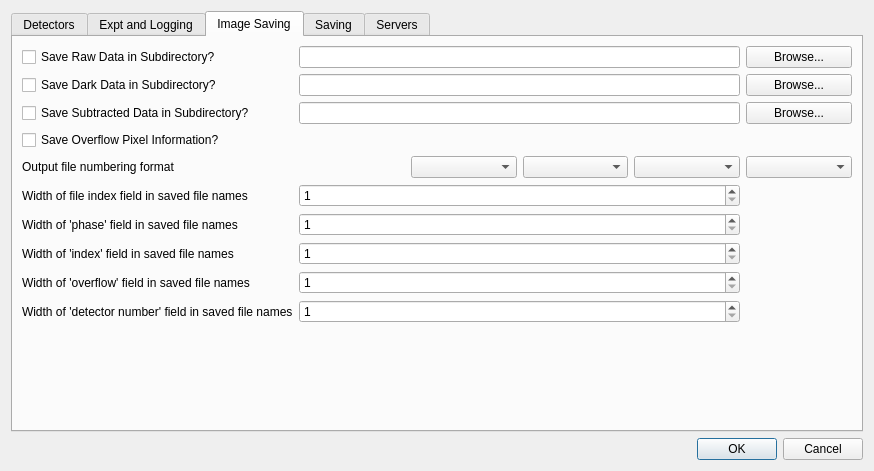
Before: the Qt Designer form libraries/qxrdlib/qxrdexperimentpreferencesdialog.ui in guyjennings/qxrd, drawn with Qt 5.
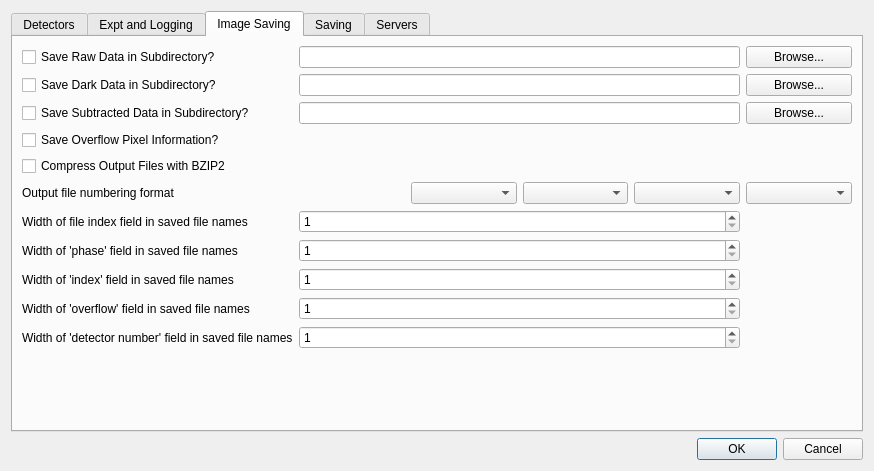
After: the same form once the commit is applied. Icons and pictures are not drawn.

Commit message: Added bz2 compression option for output files

What changed in the file:
```diff
--- a/libraries/qxrdlib/qxrdexperimentpreferencesdialog.ui
+++ b/libraries/qxrdlib/qxrdexperimentpreferencesdialog.ui
@@ -245,15 +245,42 @@
        <string>Image Saving</string>
       </attribute>
       <layout class="QGridLayout" name="gridLayout_7">
-       <item row="4" column="5">
-        <widget class="QPushButton" name="m_SaveDarkBrowse">
+       <item row="4" column="1" colspan="4">
+        <widget class="QLineEdit" name="m_SaveDarkSubdir"/>
+       </item>
+       <item row="2" column="1" colspan="4">
+        <widget class="QLineEdit" name="m_SaveRawSubdir"/>
+       </item>
+       <item row="17" column="0">
+        <widget class="QLabel" name="label_11">
          <property name="text">
-          <string>Browse...</string>
+          <string>Width of 'phase' field in saved file names</string>
          </property>
         </widget>
        </item>
-       <item row="14" column="5">
-        <widget class="QComboBox" name="m_FileNameFormat4"/>
+       <item row="16" column="0">
+        <widget class="QLabel" name="label_3">
+         <property name="text">
+          <string>Width of file index field in saved file names</string>
+         </property>
+        </widget>
+       </item>
+       <item row="15" column="1">
+        <widget class="QLabel" name="label">
+         <property name="text">
+          <string>&lt;name&gt;</string>
+         </property>
+        </widget>
+       </item>
+       <item row="16" column="1" colspan="4">
+        <widget class="QSpinBox" name="m_FileIndexWidth">
+         <property name="minimum">
+          <number>1</number>
+         </property>
+         <property name="maximum">
+          <number>20</number>
+         </property>
+        </widget>
        </item>
        <item row="7" column="5">
         <widget class="QPushButton" name="m_SaveSubtractedBrowse">
@@ -262,7 +289,17 @@
          </property>
         </widget>
        </item>
-       <item row="20" column="0" colspan="6">
+       <item row="19" column="1" colspan="4">
+        <widget class="QSpinBox" name="m_FileOverflowWidth">
+         <property name="minimum">
+          <number>1</number>
+         </property>
+         <property name="maximum">
+          <number>20</number>
+         </property>
+        </widget>
+       </item>
+       <item row="21" column="0" colspan="6">
         <spacer name="verticalSpacer_5">
          <property name="orientation">
           <enum>Qt::Vertical</enum>
@@ -275,10 +312,36 @@
          </property>
         </spacer>
        </item>
-       <item row="16" column="0">
-        <widget class="QLabel" name="label_11">
+       <item row="15" column="5">
+        <widget class="QComboBox" name="m_FileNameFormat4"/>
+       </item>
+       <item row="18" column="1" colspan="4">
+        <widget class="QSpinBox" name="m_FileNumberWidth">
+         <property name="minimum">
+          <number>1</number>
+         </property>
+         <property name="maximum">
+          <number>20</number>
+         </property>
+        </widget>
+       </item>
+       <item row="15" column="2">
+        <widget class="QComboBox" name="m_FileNameFormat1"/>
+       </item>
+       <item row="17" column="1" colspan="4">
+        <widget class="QSpinBox" name="m_FilePhaseWidth">
+         <property name="minimum">
+          <number>1</number>
+         </property>
+         <property name="maximum">
+          <number>20</number>
+         </property>
+        </widget>
+       </item>
+       <item row="4" column="5">
+        <widget class="QPushButton" name="m_SaveDarkBrowse">
          <property name="text">
-          <string>Width of 'phase' field in saved file names</string>
+          <string>Browse...</string>
          </property>
         </widget>
        </item>
@@ -289,13 +352,22 @@
          </property>
         </widget>
        </item>
-       <item row="15" column="0">
-        <widget class="QLabel" name="label_3">
-         <property name="text">
-          <string>Width of file index field in saved file names</string>
+       <item row="7" column="1" colspan="4">
+        <widget class="QLineEdit" name="m_SaveSubtractedSubdir"/>
+       </item>
+       <item row="20" column="1" colspan="4">
+        <widget class="QSpinBox" name="m_DetectorNumberWidth">
+         <property name="minimum">
+          <number>1</number>
+         </property>
+         <property name="maximum">
+          <number>20</number>
          </property>
         </widget>
        </item>
+       <item row="15" column="4">
+        <widget class="QComboBox" name="m_FileNameFormat3"/>
+       </item>
        <item row="2" column="0">
         <widget class="QCheckBox" name="m_SaveRawInSubdir">
          <property name="text">
@@ -303,20 +375,6 @@
          </property>
         </widget>
        </item>
-       <item row="4" column="0">
-        <widget class="QCheckBox" name="m_SaveDarkInSubdir">
-         <property name="text">
-          <string>Save Dark Data in Subdirectory?</string>
-         </property>
-        </widget>
-       </item>
-       <item row="18" column="0">
-        <widget class="QLabel" name="label_12">
-         <property name="text">
-          <string>Width of 'overflow' field in saved file names</string>
-         </property>
-        </widget>
-       </item>
        <item row="13" column="0">
         <widget class="QCheckBox" name="m_SaveOverflowFiles">
          <property name="enabled">
@@ -333,7 +391,7 @@
          </property>
         </widget>
        </item>
-       <item row="19" column="0">
+       <item row="20" column="0">
         <widget class="QLabel" name="label_13">
          <property name="text">
           <string>Width of 'detector number' field in saved file names</string>
@@ -347,95 +405,53 @@
          </property>
         </widget>
        </item>
-       <item row="14" column="3">
+       <item row="4" column="0">
+        <widget class="QCheckBox" name="m_SaveDarkInSubdir">
+         <property name="text">
+          <string>Save Dark Data in Subdirectory?</string>
+         </property>
+        </widget>
+       </item>
+       <item row="15" column="3">
         <widget class="QComboBox" name="m_FileNameFormat2"/>
        </item>
-       <item row="17" column="0">
+       <item row="19" column="0">
+        <widget class="QLabel" name="label_12">
+         <property name="text">
+          <string>Width of 'overflow' field in saved file names</string>
+         </property>
+        </widget>
+       </item>
+       <item row="15" column="0">
+        <widget class="QLabel" name="label_8">
+         <property name="text">
+          <string>Output file numbering format</string>
+         </property>
+        </widget>
+       </item>
+       <item row="18" column="0">
         <widget class="QLabel" name="label_14">
          <property name="text">
           <string>Width of 'index' field in saved file names</string>
          </property>
         </widget>
        </item>
-       <item row="14" column="4">
-        <widget class="QComboBox" name="m_FileNameFormat3"/>
-       </item>
        <item row="14" column="0">
-        <widget class="QLabel" name="label_8">
-         <property name="text">
-          <string>Output file numbering format</string>
+        <widget class="QCheckBox" name="m_CompressOutputBZ2">
+         <property name="enabled">
+          <bool>true</bool>
          </property>
-        </widget>
-       </item>
-       <item row="14" column="2">
-        <widget class="QComboBox" name="m_FileNameFormat1"/>
-       </item>
-       <item row="14" column="1">
-        <widget class="QLabel" name="label">
+         <property name="toolTip">
+          <string>Save info about overflowed pixels in .overflow file</string>
+         </property>
          <property name="text">
-          <string>&lt;name&gt;</string>
+          <string>Compress Output Files with BZIP2</string>
          </property>
-        </widget>
-       </item>
-       <item row="15" column="1" colspan="4">
-        <widget class="QSpinBox" name="m_FileIndexWidth">
-         <property name="minimum">
-          <number>1</number>
+         <property name="checkable">
+          <bool>true</bool>
          </property>
-         <property name="maximum">
-          <number>20</number>
-         </property>
         </widget>
        </item>
-       <item row="16" column="1" colspan="4">
-        <widget class="QSpinBox" name="m_FilePhaseWidth">
-         <property name="minimum">
-          <number>1</number>
-         </property>
-         <property name="maximum">
-          <number>20</number>
-         </property>
-        </widget>
-       </item>
-       <item row="17" column="1" colspan="4">
-        <widget class="QSpinBox" name="m_FileNumberWidth">
-         <property name="minimum">
-          <number>1</number>
-         </property>
-         <property name="maximum">
-          <number>20</number>
-         </property>
-        </widget>
-       </item>
-       <item row="18" column="1" colspan="4">
-        <widget class="QSpinBox" name="m_FileOverflowWidth">
-         <property name="minimum">
-          <number>1</number>
-         </property>
-         <property name="maximum">
-          <number>20</number>
-         </property>
-        </widget>
-       </item>
-       <item row="19" column="1" colspan="4">
-        <widget class="QSpinBox" name="m_DetectorNumberWidth">
-         <property name="minimum">
-          <number>1</number>
-         </property>
-         <property name="maximum">
-          <number>20</number>
-         </property>
-        </widget>
-       </item>
-       <item row="7" column="1" colspan="4">
-        <widget class="QLineEdit" name="m_SaveSubtractedSubdir"/>
-       </item>
-       <item row="4" column="1" colspan="4">
-        <widget class="QLineEdit" name="m_SaveDarkSubdir"/>
-       </item>
-       <item row="2" column="1" colspan="4">
-        <widget class="QLineEdit" name="m_SaveRawSubdir"/>
-       </item>
       </layout>
      </widget>
      <widget class="QWidget" name="tab_5">
```
Left out of the diff: 3 changed lines with no effect on the pictures. The commit also changes 4 other files.
